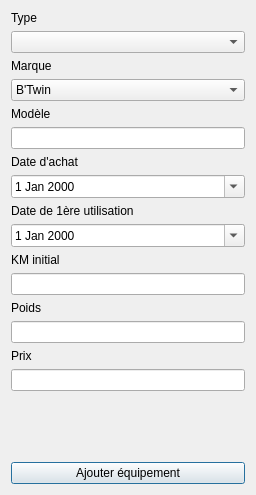
Qt form sources/gearsdialog.ui (Endo13/BikeEquipmentManager) before a commit.
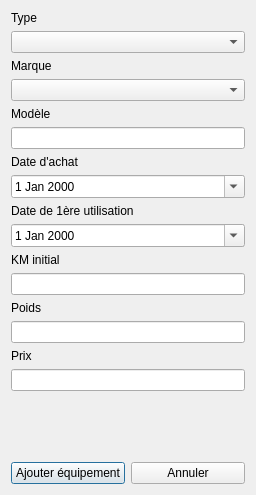
The same form after that commit.

Commit message: cancel button

```diff
--- a/sources/gearsdialog.ui
+++ b/sources/gearsdialog.ui
@@ -14,6 +14,24 @@
    <string>Nouvel équipement</string>
   </property>
   <layout class="QGridLayout" name="gridLayout">
+   <item row="1" column="0">
+    <layout class="QHBoxLayout" name="horizontalLayout_2">
+     <item>
+      <widget class="QPushButton" name="add_pushButton">
+       <property name="text">
+        <string>Ajouter équipement</string>
+       </property>
+      </widget>
+     </item>
+     <item>
+      <widget class="QPushButton" name="pbQuit">
+       <property name="text">
+        <string>Annuler</string>
+       </property>
+      </widget>
+     </item>
+    </layout>
+   </item>
    <item row="0" column="0">
     <layout class="QVBoxLayout" name="verticalLayout_4">
      <item>
@@ -44,13 +62,7 @@
           </widget>
          </item>
          <item>
-          <widget class="QComboBox" name="cbMarque">
-           <item>
-            <property name="text">
-             <string>B'Twin</string>
-            </property>
-           </item>
-          </widget>
+          <widget class="QComboBox" name="cbMarque"/>
          </item>
          <item>
           <widget class="QLabel" name="label_4">
@@ -145,13 +157,6 @@
            </property>
           </spacer>
          </item>
-         <item>
-          <widget class="QPushButton" name="add_pushButton">
-           <property name="text">
-            <string>Ajouter équipement</string>
-           </property>
-          </widget>
-         </item>
         </layout>
        </item>
       </layout>
```
Left out of the diff: 6 changed lines with no effect on the pictures. The commit also changes 3 other files.
